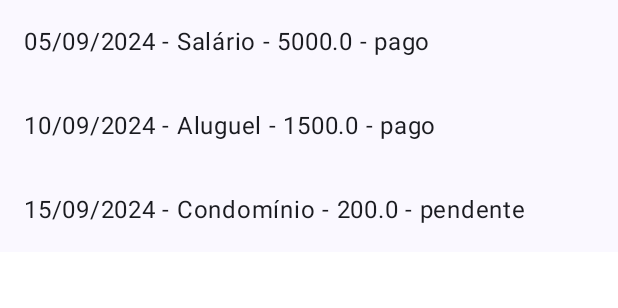
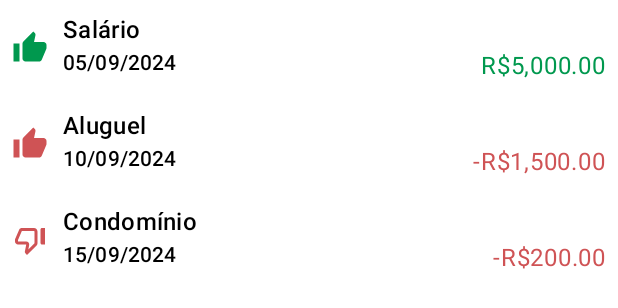
Before and after one commit to PedroFrancholi/ControleContabil_TrabFinal_InterGraf, an Android app built with Jetpack Compose: the @Preview function ListPreview, on a phone screen of 412 x 824 dp. Shown: the top 308 px of the screen. Run offline under Robolectric (Android 15) with nearby library versions, the phone set to English and light mode, and no system bars.

```diff
--- a/app/src/main/java/br/edu/utfpr/trabalhofinal/ui/lancamento/lista/ListaLancamentosScreen.kt
+++ b/app/src/main/java/br/edu/utfpr/trabalhofinal/ui/lancamento/lista/ListaLancamentosScreen.kt
@@ -16,6 +16,8 @@ import androidx.compose.foundation.lazy.items
 import androidx.compose.material.icons.Icons
 import androidx.compose.material.icons.filled.Add
 import androidx.compose.material.icons.filled.Refresh
+import androidx.compose.material.icons.filled.ThumbDownOffAlt
+import androidx.compose.material.icons.filled.ThumbUp
 import androidx.compose.material3.ExperimentalMaterial3Api
 import androidx.compose.material3.FloatingActionButton
 import androidx.compose.material3.Icon
@@ -44,6 +46,7 @@ import br.edu.utfpr.trabalhofinal.ui.utils.composables.ErroAoCarregar
 import br.edu.utfpr.trabalhofinal.utils.calcularProjecao
 import br.edu.utfpr.trabalhofinal.utils.calcularSaldo
 import br.edu.utfpr.trabalhofinal.utils.formatar
+import br.edu.utfpr.trabalhofinal.utils.formatarPorTipo
 import java.math.BigDecimal
 import java.time.LocalDate
 
@@ -103,7 +106,7 @@ private fun AppBar(
             titleContentColor = MaterialTheme.colorScheme.primary,
             navigationIconContentColor = MaterialTheme.colorScheme.primary,
             actionIconContentColor = MaterialTheme.colorScheme.primary,
-            containerColor = MaterialTheme.colorScheme.primaryContainer
+            containerColor = MaterialTheme.colorScheme.surfaceVariant
         ),
         actions = {
             IconButton(onClick = onAtualizarPressed) {
@@ -164,13 +167,48 @@ private fun List(
 ) {
     LazyColumn(modifier = modifier) {
         items(lancamentos) { lancamento ->
-            val pago = if (lancamento.paga) "pago" else "pendente"
-            val descricao = "${lancamento.data.formatar()} - ${lancamento.descricao} - ${lancamento.valor} - $pago"
+            val cor = if(lancamento.tipo == TipoLancamentoEnum.RECEITA) {
+                Color(0xFF00984E)
+            } else {
+                Color(0xFFCF5355)
+            }
+            val icon = if(lancamento.paga) Icons.Filled.ThumbUp else Icons.Filled.ThumbDownOffAlt
 
-            ListItem(
-                modifier = Modifier.clickable { onLancamentoPressed(lancamento) },
-                headlineContent = { Text(descricao) },
-            )
+            Row(
+                modifier = Modifier
+                    .fillMaxWidth()
+                    .clickable { onLancamentoPressed(lancamento) }
+                    .padding(8.dp),
+                verticalAlignment = Alignment.CenterVertically
+            ){
+                Icon(
+                    imageVector = icon,
+                    contentDescription = null,
+                    tint = cor
+                )
+                Spacer(Modifier.size(10.dp))
+                Column(
+                    modifier = Modifier.fillMaxWidth()
+                ) {
+                    Text(
+                        text = lancamento.descricao,
+                        style = MaterialTheme.typography.titleMedium
+                    )
+                    Row(
+                        modifier = Modifier.fillMaxWidth(),
+                        horizontalArrangement = Arrangement.SpaceBetween
+                    ){
+                        Text(
+                            text = lancamento.data.formatar(),
+                            style = MaterialTheme.typography.titleSmall
+                        )
+                        Text(
+                            text = lancamento.valor.formatarPorTipo(lancamento.tipo),
+                            color = cor
+                        )
+                    }
+                }
+            }
         }
     }
 }
@@ -193,19 +231,17 @@ private fun BottomBar(
 ) {
     Column(
         modifier = modifier
-            .background(color = MaterialTheme.colorScheme.secondaryContainer),
+            .background(color = MaterialTheme.colorScheme.surfaceContainer),
     ) {
         Totalizador(
             modifier = Modifier.padding(top = 20.dp),
             titulo = stringResource(R.string.saldo),
             valor = lancamentos.calcularSaldo(),
-            textColor = MaterialTheme.colorScheme.secondary
         )
         Totalizador(
             modifier = Modifier.padding(bottom = 20.dp),
             titulo = stringResource(R.string.previsao),
             valor = lancamentos.calcularProjecao(),
-            textColor = MaterialTheme.colorScheme.secondary
         )
     }
 }
@@ -215,8 +251,14 @@ fun Totalizador(
     modifier: Modifier = Modifier,
     titulo: String,
     valor: BigDecimal,
-    textColor: Color
 ) {
+    val corTexto = if (valor >= BigDecimal.ZERO) Color(0xFF00984E) else Color(0xFFCF5355)
+    val valorFormatado = if (valor >= BigDecimal.ZERO){
+        valor.formatar()
+    } else {
+        "-${valor.abs().formatar()}"
+    }
+
     Row(
         modifier = modifier
             .fillMaxWidth(),
@@ -227,14 +269,14 @@ fun Totalizador(
             modifier = Modifier.weight(1f),
             textAlign = TextAlign.End,
             text = titulo,
-            color = textColor
+            color = MaterialTheme.colorScheme.secondary
         )
         Spacer(Modifier.size(10.dp))
         Text(
             modifier = Modifier.width(100.dp),
             textAlign = TextAlign.End,
-            text = valor.formatar(),
-            color = textColor
+            text = valorFormatado,
+            color = corTexto
         )
         Spacer(Modifier.size(20.dp))
     }
--- a/app/src/main/java/br/edu/utfpr/trabalhofinal/utils/Extensions.kt
+++ b/app/src/main/java/br/edu/utfpr/trabalhofinal/utils/Extensions.kt
@@ -28,6 +28,11 @@ fun BigDecimal.formatar(): String {
     return formatter.format(this)
 }
 
+fun BigDecimal.formatarPorTipo(tipo: TipoLancamentoEnum): String {
+    val sinal = if (tipo == TipoLancamentoEnum.DESPESA) "-" else ""
+    return "$sinal${this.formatar()}"
+}
+
 fun LocalDate.formatar(): String {
     val formatter = DateTimeFormatter.ofPattern("dd/MM/yyyy")
     return format(formatter)
```
